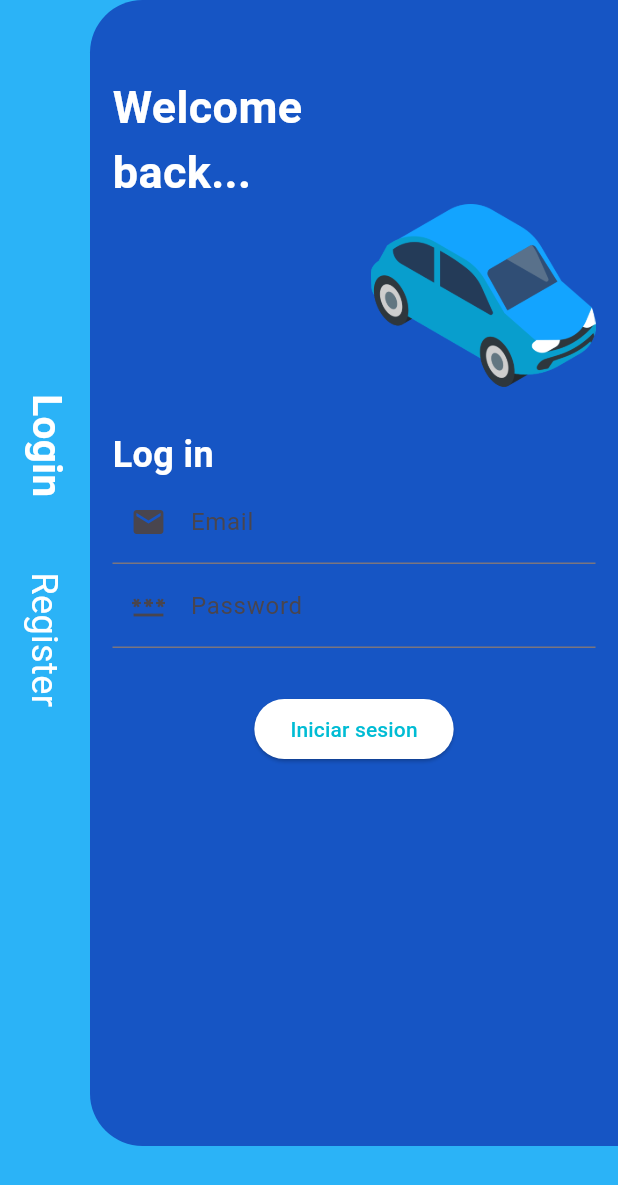
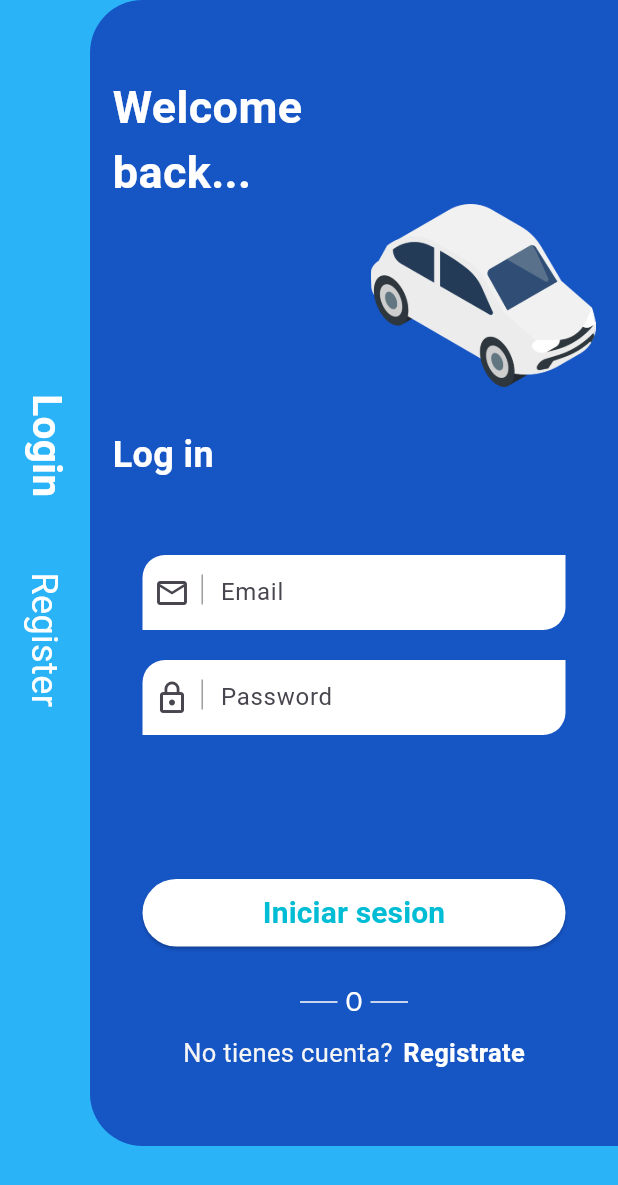
Before and after one commit to alanbalfonso/Flutter_Indriver_Clone, a Flutter app: the screen it shows after launch, on a phone screen of 412 x 824 dp. Shown: the top 1185 px of the screen. Run offline on Flutter 3.47's test engine with Material 3 defaults, Android fonts, the phone set to English and light mode, and no system bars.

Commit message:
Campos de texto personalizados

```diff
--- a/app/indriver_clone_flutter/lib/src/presentation/pages/auth/login/LoginContent.dart
+++ b/app/indriver_clone_flutter/lib/src/presentation/pages/auth/login/LoginContent.dart
@@ -17,11 +17,14 @@ class LoginContent extends StatelessWidget {
           children: [
             RotatedBox(
               quarterTurns: 1,
-                child: Text('Login',
+              child: Text(
+                'Login',
                 style: TextStyle(
                     color: Colors.white,
                     fontSize: 27,
-                        fontWeight: FontWeight.bold))),
+                    fontWeight: FontWeight.bold),
+              ),
+            ),
             SizedBox(height: 50),
             RotatedBox(
               quarterTurns: 1,
@@ -65,7 +68,7 @@ class LoginContent extends StatelessWidget {
               Container(
                 alignment: Alignment.centerRight,
                 child: Image.asset(
-                  'assets/img/car.png',
+                  'assets/img/car_white.png',
                   width: 150,
                   height: 150,
                 ),
@@ -77,26 +80,132 @@ class LoginContent extends StatelessWidget {
                     color: Colors.white,
                     fontWeight: FontWeight.bold),
               ),
-              TextFormField(
+              Container(
+                height: 50, //altura del container de email
+                margin: EdgeInsets.only(top: 50, left: 20, right: 20),
+                decoration: BoxDecoration(
+                  color: Colors.white,
+                  borderRadius: BorderRadius.only(
+                    topLeft: Radius.circular(15),
+                    bottomRight: Radius.circular(15),
+                  ),
+                ),
+                child: TextFormField(
                   decoration: InputDecoration(
-                    label: Text('Email'), prefixIcon: Icon(Icons.email)),
+                    label: Text('Email'),
+                    border: InputBorder.none,
+                    prefixIcon: Container(
+                      margin: EdgeInsets.only(top: 12),
+                      child: Wrap(
+                        alignment: WrapAlignment.spaceEvenly,
+                        children: [
+                          Icon(Icons.email_outlined),
+                          Container(
+                            height: 20,
+                            width: 1,
+                            color: Colors.grey,
+                          )
+                        ],
                       ),
-              TextFormField(
-                decoration: InputDecoration(
-                    label: Text('Password'), prefixIcon: Icon(Icons.password)),
+                    ),
+                  ),
+                ),
               ),
               Container(
-                alignment: Alignment.center,
-                margin: EdgeInsets.only(top: 30),
+                height: 50, //altura del container de password
+                margin: EdgeInsets.only(top: 20, left: 20, right: 20),
+                decoration: BoxDecoration(
+                  color: Colors.white,
+                  borderRadius: BorderRadius.only(
+                    topLeft: Radius.circular(15),
+                    bottomRight: Radius.circular(15),
+                  ),
+                ),
+                child: TextFormField(
+                  decoration: InputDecoration(
+                    label: Text('Password'),
+                    border: InputBorder.none,
+                    prefixIcon: Container(
+                      margin: EdgeInsets.only(top: 12),
+                      child: Wrap(
+                        alignment: WrapAlignment.spaceEvenly,
+                        children: [
+                          Icon(Icons.lock_outline),
+                          Container(
+                            height: 20,
+                            width: 1,
+                            color: Colors.grey,
+                          )
+                        ],
+                      ),
+                    ),
+                  ),
+                ),
+              ),
+              Spacer(),
+              Container(
+                height: 45,
+                width: MediaQuery.of(context).size.width,
+                // alignment: Alignment.center,
+                margin: EdgeInsets.only(bottom: 25, left: 20, right: 20),
                 child: ElevatedButton(
                   onPressed: () {},
                   style:
                       ElevatedButton.styleFrom(backgroundColor: Colors.white),
                   child: Text(
                     'Iniciar sesion',
-                    style: TextStyle(color: Colors.cyan),
+                    style: TextStyle(
+                        color: Colors.cyan,
+                        fontSize: 20,
+                        fontWeight: FontWeight.bold),
                   ),
                 ),
+              ),
+              Row(
+                mainAxisAlignment: MainAxisAlignment.center,
+                children: [
+                  Container(
+                    width: 25,
+                    height: 1,
+                    color: Colors.white,
+                    margin: EdgeInsets.only(right: 5),
+                  ),
+                  Text(
+                    'O',
+                    style: TextStyle(color: Colors.white, fontSize: 17),
+                  ),
+                  Container(
+                    width: 25,
+                    height: 1,
+                    color: Colors.white,
+                    margin: EdgeInsets.only(left: 5),
+                  )
+                ],
+              ),
+              SizedBox(
+                height: 10,
+              ),
+              Row(
+                mainAxisAlignment: MainAxisAlignment.center,
+                children: [
+                  Text(
+                    'No tienes cuenta?',
+                    style: TextStyle(color: Colors.grey[100], fontSize: 17),
+                  ),
+                  SizedBox(
+                    width: 7,
+                  ),
+                  Text(
+                    'Registrate',
+                    style: TextStyle(
+                        color: Colors.white,
+                        fontWeight: FontWeight.bold,
+                        fontSize: 17),
+                  )
+                ],
+              ),
+              SizedBox(
+                height: 50,
               )
             ],
           ),
```
Lines whose indentation alone changed are shown as unchanged.
